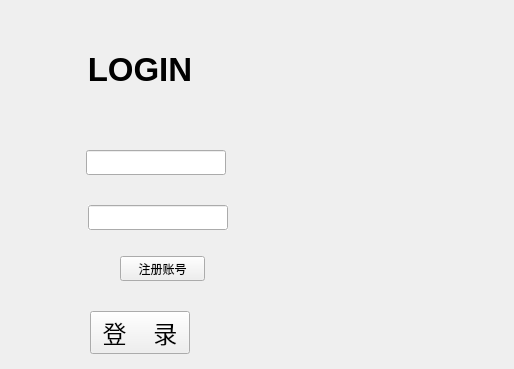
Zhang-Yiiiiii/BlackAndWhite, file loginwindow.ui: the form before one commit.
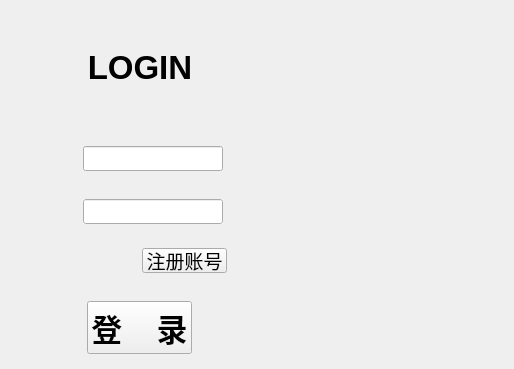
The form after the commit. Icons and pictures are not drawn.

```diff
--- a/loginwindow.ui
+++ b/loginwindow.ui
@@ -69,7 +69,7 @@
               <enum>Qt::Orientation::Horizontal</enum>
              </property>
              <property name="sizeType">
-              <enum>QSizePolicy::Policy::Fixed</enum>
+              <enum>QSizePolicy::Policy::Preferred</enum>
              </property>
              <property name="sizeHint" stdset="0">
               <size>
@@ -89,7 +89,7 @@
              </property>
              <property name="minimumSize">
               <size>
-               <width>120</width>
+               <width>180</width>
                <height>30</height>
               </size>
              </property>
@@ -114,7 +114,7 @@
               <enum>Qt::Orientation::Horizontal</enum>
              </property>
              <property name="sizeType">
-              <enum>QSizePolicy::Policy::Fixed</enum>
+              <enum>QSizePolicy::Policy::Preferred</enum>
              </property>
              <property name="sizeHint" stdset="0">
               <size>
@@ -230,9 +230,12 @@
              <property name="orientation">
               <enum>Qt::Orientation::Horizontal</enum>
              </property>
+             <property name="sizeType">
+              <enum>QSizePolicy::Policy::Fixed</enum>
+             </property>
              <property name="sizeHint" stdset="0">
               <size>
-               <width>10</width>
+               <width>20</width>
                <height>20</height>
               </size>
              </property>
@@ -355,7 +358,7 @@
              </property>
              <property name="sizeHint" stdset="0">
               <size>
-               <width>10</width>
+               <width>20</width>
                <height>20</height>
               </size>
              </property>
@@ -419,6 +422,8 @@
              </property>
              <property name="font">
               <font>
+               <family>Arial</family>
+               <pointsize>14</pointsize>
                <fontweight>Medium</fontweight>
               </font>
              </property>
@@ -498,7 +503,9 @@
              </property>
              <property name="font">
               <font>
-               <pointsize>18</pointsize>
+               <family>Arial</family>
+               <pointsize>23</pointsize>
+               <bold>true</bold>
               </font>
              </property>
              <property name="text">
```
